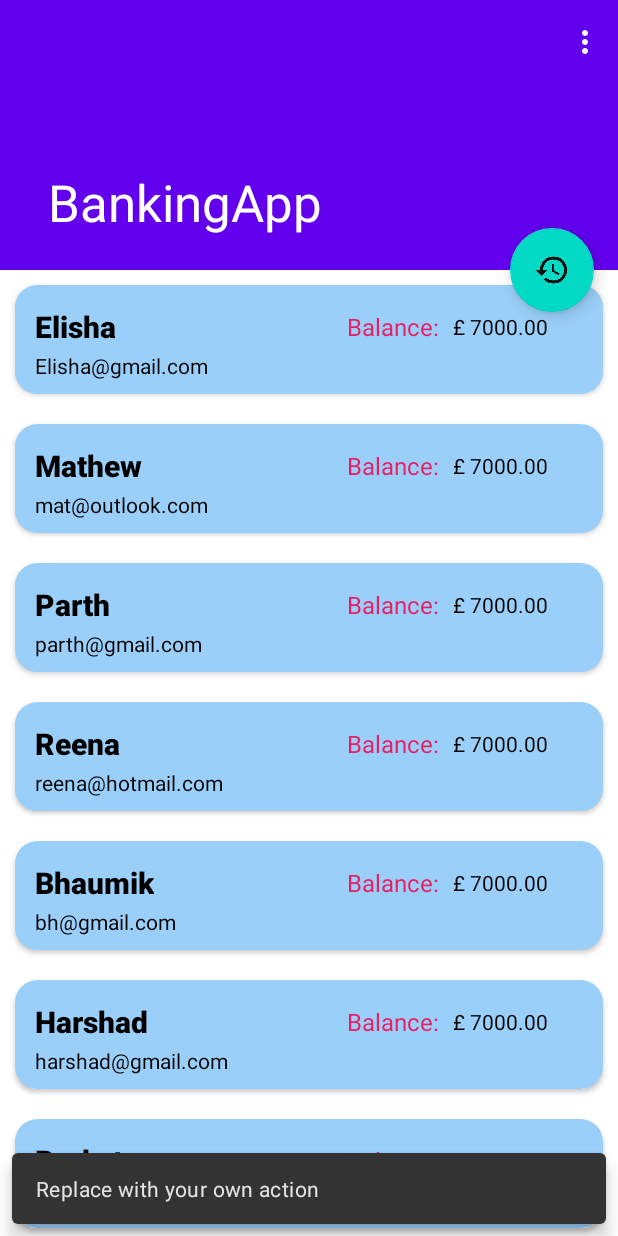
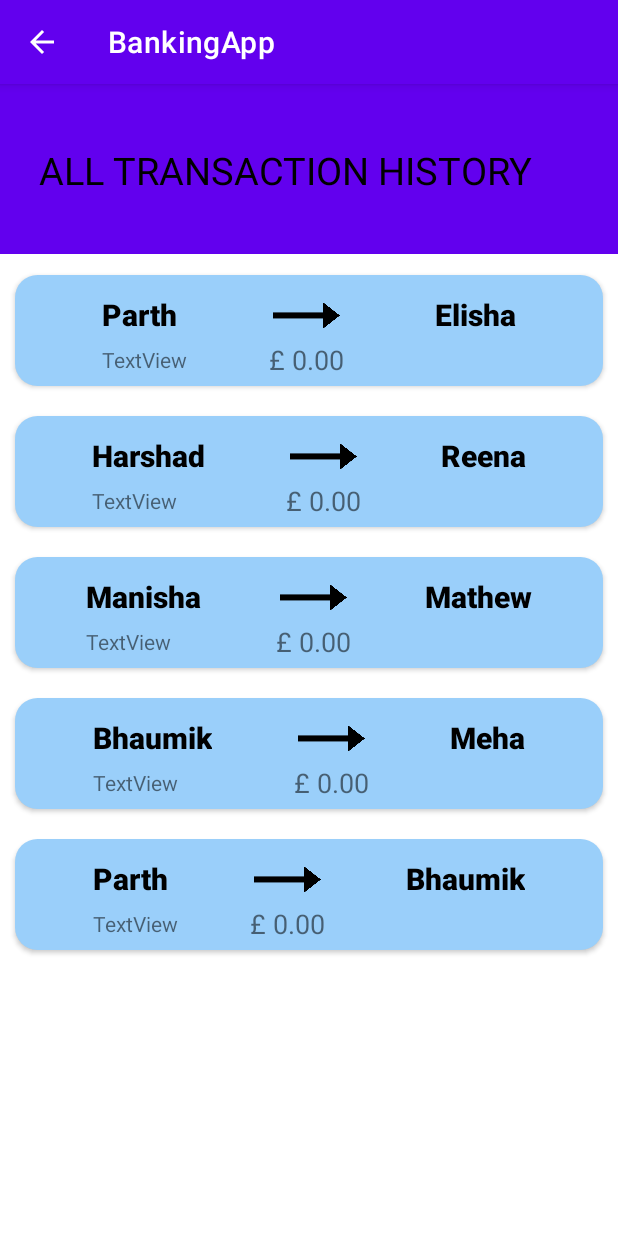
Before and after one commit to PraketChavan/Banking-App, an Android app: the screen it shows after launch (ScrollingActivity before the commit, TransactionHistory after it), after a tap on an icon or button, on a phone screen of 412 x 824 dp. Run offline under Robolectric (Android 15) with nearby library versions, the phone set to English and light mode, and no system bars.

Commit message:
Completed activity for displaying the all the transaction history. Connected the activity to the floating button in the main activity.

```diff
--- a/app/src/main/java/com/example/bankingapp/Activities/ScrollingActivity.java
+++ b/app/src/main/java/com/example/bankingapp/Activities/ScrollingActivity.java
@@ -1,8 +1,9 @@
 package com.example.bankingapp.Activities;
 
+import android.content.Intent;
 import android.os.Bundle;
 
-import com.example.bankingapp.Adapters.RecyclerViewAdapter;
+import com.example.bankingapp.Adapters.CustomerRecyclerAdapter;
 import com.example.bankingapp.Database.DatabaseHelper;
 import com.example.bankingapp.Model.CustomerModel;
 import com.example.bankingapp.R;
@@ -49,9 +50,8 @@ public class ScrollingActivity extends AppCompatActivity {
         fab.setOnClickListener(new View.OnClickListener() {
             @Override
             public void onClick(View view) {
-                Snackbar.make(view, "Replace with your own action", Snackbar.LENGTH_LONG)
-                        .setAction("Action", null).show();
-
+                Intent intent = new Intent(ScrollingActivity.this, TransactionHistory.class);
+                startActivity(intent);
             }
         });
         customerList = db.selectAllCustomer();
@@ -59,7 +59,7 @@ public class ScrollingActivity extends AppCompatActivity {
     }
 
     private void setAdapter() {
-        RecyclerViewAdapter adapter = new RecyclerViewAdapter(customerList);
+        CustomerRecyclerAdapter adapter = new CustomerRecyclerAdapter(customerList);
         RecyclerView.LayoutManager layoutManager = new LinearLayoutManager(getApplicationContext());
         recyclerView.setLayoutManager(layoutManager);
         recyclerView.setItemAnimator(new DefaultItemAnimator());
--- a/app/src/main/java/com/example/bankingapp/Activities/TransactionHistory.java
+++ b/app/src/main/java/com/example/bankingapp/Activities/TransactionHistory.java
@@ -1,14 +1,39 @@
 package com.example.bankingapp.Activities;
 
 import androidx.appcompat.app.AppCompatActivity;
+import androidx.recyclerview.widget.DefaultItemAnimator;
+import androidx.recyclerview.widget.LinearLayoutManager;
+import androidx.recyclerview.widget.RecyclerView;
+
+import com.example.bankingapp.Adapters.CustomerRecyclerAdapter;
+import com.example.bankingapp.Adapters.TransactionRecyclerAdapter;
+import com.example.bankingapp.Database.DatabaseHelper;
+import com.example.bankingapp.Model.TransactionModel;
 import com.example.bankingapp.R;
 import android.os.Bundle;
 
+import java.util.ArrayList;
+
 public class TransactionHistory extends AppCompatActivity {
+
+    RecyclerView recyclerView;
+    ArrayList<TransactionModel> transactionlist;
 
     @Override
     protected void onCreate(Bundle savedInstanceState) {
         super.onCreate(savedInstanceState);
         setContentView(R.layout.activity_transaction_history);
+        recyclerView = findViewById(R.id.transactionHistory);
+        DatabaseHelper db = new DatabaseHelper(this);
+        transactionlist = db.selectAllTransaction();
+        setAdapter();
+    }
+
+    private void setAdapter() {
+        TransactionRecyclerAdapter adapter = new TransactionRecyclerAdapter(transactionlist);
+        RecyclerView.LayoutManager layoutManager = new LinearLayoutManager(getApplicationContext());
+        recyclerView.setLayoutManager(layoutManager);
+        recyclerView.setItemAnimator(new DefaultItemAnimator());
+        recyclerView.setAdapter(adapter);
     }
 }
--- a/app/src/main/java/com/example/bankingapp/Adapters/RecyclerViewAdapter.java
+++ b/app/src/main/java/com/example/bankingapp/Adapters/CustomerRecyclerAdapter.java
@@ -14,11 +14,11 @@ import com.example.bankingapp.R;
 import java.util.ArrayList;
 import java.util.Locale;
 
-public class RecyclerViewAdapter extends RecyclerView.Adapter<RecyclerViewAdapter.MyViewHolder>{
+public class CustomerRecyclerAdapter extends RecyclerView.Adapter<CustomerRecyclerAdapter.MyViewHolder>{
 
     private ArrayList<CustomerModel> customerList;
 
-    public RecyclerViewAdapter(ArrayList<CustomerModel> customerList) {
+    public CustomerRecyclerAdapter(ArrayList<CustomerModel> customerList) {
         this.customerList = customerList;
     }
 
@@ -35,13 +35,13 @@ public class RecyclerViewAdapter extends RecyclerView.Adapter<RecyclerViewAdapte
 
     @NonNull
     @Override
-    public RecyclerViewAdapter.MyViewHolder onCreateViewHolder(@NonNull  ViewGroup parent, int viewType) {
+    public CustomerRecyclerAdapter.MyViewHolder onCreateViewHolder(@NonNull  ViewGroup parent, int viewType) {
         View view = LayoutInflater.from(parent.getContext()).inflate(R.layout.user_item, parent, false);
         return new MyViewHolder(view);
     }
 
     @Override
-    public void onBindViewHolder(@NonNull RecyclerViewAdapter.MyViewHolder holder, int position) {
+    public void onBindViewHolder(@NonNull CustomerRecyclerAdapter.MyViewHolder holder, int position) {
         CustomerModel customer = customerList.get(position);
         holder.username.setText(customer.getName());
         holder.email.setText(customer.getEmail());
--- /dev/null
+++ b/app/src/main/java/com/example/bankingapp/Adapters/TransactionRecyclerAdapter.java
@@ -0,0 +1,56 @@
+package com.example.bankingapp.Adapters;
+
+import android.view.LayoutInflater;
+import android.view.View;
+import android.view.ViewGroup;
+import android.widget.TextView;
+
+import androidx.annotation.NonNull;
+import androidx.recyclerview.widget.RecyclerView;
+
+import com.example.bankingapp.Model.TransactionModel;
+import com.example.bankingapp.R;
+
+import java.util.ArrayList;
+import java.util.Locale;
+
+public class TransactionRecyclerAdapter extends RecyclerView.Adapter<TransactionRecyclerAdapter.MyViewHolder>{
+
+    private ArrayList<TransactionModel> transactionList;
+
+    public TransactionRecyclerAdapter(ArrayList<TransactionModel> transactionList) {
+        this.transactionList = transactionList;
+    }
+
+    public class MyViewHolder extends RecyclerView.ViewHolder{
+        private TextView to, from, amount, date;
+
+        public MyViewHolder(final View itemView) {
+            super(itemView);
+            to = itemView.findViewById(R.id.transItem_to);
+            from = itemView.findViewById(R.id.transItem_from);
+            amount = itemView.findViewById(R.id.transItem_amount);
+            date = itemView.findViewById(R.id.transItem_date);
+        }
+    }
+
+    @NonNull
+    @Override
+    public TransactionRecyclerAdapter.MyViewHolder onCreateViewHolder(@NonNull ViewGroup parent, int viewType) {
+        View view = LayoutInflater.from(parent.getContext()).inflate(R.layout.transaction_item, parent, false);
+        return new TransactionRecyclerAdapter.MyViewHolder(view);
+    }
+
+    @Override
+    public void onBindViewHolder(@NonNull TransactionRecyclerAdapter.MyViewHolder holder, int position) {
+        TransactionModel transaction = transactionList.get(position);
+        holder.from.setText(transaction.getFrom());
+        holder.to.setText(transaction.getTo());
+        holder.amount.setText(String.format(Locale.getDefault(),"£ %.2f", transaction.getAmount()));
+    }
+
+    @Override
+    public int getItemCount() {
+        return transactionList.size();
+    }
+}
--- a/app/src/main/java/com/example/bankingapp/Database/DatabaseHelper.java
+++ b/app/src/main/java/com/example/bankingapp/Database/DatabaseHelper.java
@@ -126,6 +126,7 @@ public class DatabaseHelper extends SQLiteOpenHelper {
         SQLiteDatabase db = getReadableDatabase();
         String selectQuery = "SELECT * FROM " + CUSTOMER_TABLE + " WHERE " + COLUMN_CUSTOMER_ID + " = " + id + ";";
         Cursor cursor = db.rawQuery(selectQuery, null);
+        cursor.moveToFirst();
         String name = cursor.getString(1);
         String email = cursor.getString(2);
         float balance = cursor.getFloat(3);
@@ -146,6 +147,30 @@ public class DatabaseHelper extends SQLiteOpenHelper {
         return insert != -1;
     }
 
+    public ArrayList<TransactionModel> selectAllTransaction() {
+        ArrayList<TransactionModel> resultSet = new ArrayList<>();
+        SQLiteDatabase db = getReadableDatabase();
+        String selectQuery = "SELECT * FROM " + TRANSACTION_TABLE + ";";
+        Cursor cursor = db.rawQuery(selectQuery, null);
+
+        if (cursor.moveToFirst()) {
+            do {
+                int id = cursor.getInt(0);
+                String from = selectCustomer(cursor.getInt(1)).getName();
+                String to = selectCustomer(cursor.getInt(2)).getName();
+                float amount = cursor.getFloat(3);
+                resultSet.add(new TransactionModel(id, from, to , amount));
+            } while (cursor.moveToNext());
+        }
+        db.close();
+        cursor.close();
+        return resultSet;
+    }
+
+    @Deprecated
+    //need to update the add method to the cv
+    //search teh user database to get the id then isert into the transacriton
+    //database
     public boolean addNewTransaction(TransactionModel transaction){
         SQLiteDatabase db = getWritableDatabase();
         ContentValues cv = new ContentValues();
--- a/app/src/main/java/com/example/bankingapp/Model/TransactionModel.java
+++ b/app/src/main/java/com/example/bankingapp/Model/TransactionModel.java
@@ -2,15 +2,19 @@ package com.example.bankingapp.Model;
 
 public class TransactionModel {
     private int id;
-    private int from;
-    private int to;
+    private String from;
+    private String to;
     private float amount;
 
-    public TransactionModel(int id, int from, int to, float amount) {
+    public TransactionModel(int id, String from, String to, float amount) {
         this.id = id;
         this.from = from;
         this.to = to;
         this.amount = amount;
+    }
+
+    public TransactionModel() {
+
     }
 
     public int getId() {
@@ -21,19 +25,19 @@ public class TransactionModel {
         this.id = id;
     }
 
-    public int getFrom() {
+    public String getFrom() {
         return from;
     }
 
-    public void setFrom(int from) {
+    public void setFrom(String from) {
         this.from = from;
     }
 
-    public int getTo() {
+    public String getTo() {
         return to;
     }
 
-    public void setTo(int to) {
+    public void setTo(String to) {
         this.to = to;
     }
 
@@ -44,7 +48,4 @@ public class TransactionModel {
     public void setAmount(float amount) {
         this.amount = amount;
     }
-
-    public TransactionModel() {
-    }
 }
--- a/app/src/main/res/layout/activity_transaction_history.xml
+++ b/app/src/main/res/layout/activity_transaction_history.xml
@@ -32,8 +32,9 @@
     </androidx.constraintlayout.widget.ConstraintLayout>
 
     <androidx.recyclerview.widget.RecyclerView
-        android:layout_width="409dp"
-        android:layout_height="616dp"
+        android:id="@+id/transactionHistory"
+        android:layout_width="match_parent"
+        android:layout_height="wrap_content"
         android:layout_marginTop="4dp"
         app:layout_constraintEnd_toEndOf="parent"
         app:layout_constraintHorizontal_bias="1.0"
--- a/app/src/main/res/layout/transaction_item.xml
+++ b/app/src/main/res/layout/transaction_item.xml
@@ -1,6 +1,87 @@
 <?xml version="1.0" encoding="utf-8"?>
-<androidx.constraintlayout.widget.ConstraintLayout xmlns:android="http://schemas.android.com/apk/res/android"
+<androidx.cardview.widget.CardView xmlns:android="http://schemas.android.com/apk/res/android"
+    xmlns:app="http://schemas.android.com/apk/res-auto"
+    xmlns:tools="http://schemas.android.com/tools"
+    android:id="@+id/transItem"
     android:layout_width="match_parent"
-    android:layout_height="match_parent">
+    android:layout_height="wrap_content"
+    android:rotationX="0"
+    app:cardCornerRadius="15sp"
+    android:layout_marginLeft="10sp"
+    android:layout_marginTop="10sp"
+    android:layout_marginRight="10sp"
+    android:layout_marginBottom="10sp"
+    >
 
-</androidx.constraintlayout.widget.ConstraintLayout>
+    <androidx.constraintlayout.widget.ConstraintLayout
+        android:layout_width="match_parent"
+        android:layout_height="match_parent"
+        android:background="#732196F3"
+        android:paddingLeft="5sp"
+        android:paddingTop="5sp"
+        android:paddingRight="5sp"
+        android:paddingBottom="5sp">
+
+        <TextView
+            android:id="@+id/transItem_from"
+            android:layout_width="wrap_content"
+            android:layout_height="wrap_content"
+            android:layout_marginTop="10dp"
+            android:fontFamily="sans-serif-black"
+            android:includeFontPadding="false"
+            android:text="Username"
+            android:textColor="@color/black"
+            android:textSize="20sp"
+            app:layout_constraintEnd_toStartOf="@+id/transfer_arrow"
+            app:layout_constraintStart_toStartOf="parent"
+            app:layout_constraintTop_toTopOf="parent" />
+
+        <TextView
+            android:id="@+id/transItem_to"
+            android:layout_width="wrap_content"
+            android:layout_height="wrap_content"
+            android:fontFamily="sans-serif-black"
+            android:includeFontPadding="false"
+            android:text="Username"
+            android:textColor="@color/black"
+            android:textSize="20sp"
+            app:layout_constraintBottom_toBottomOf="@+id/transItem_from"
+            app:layout_constraintEnd_toEndOf="parent"
+            app:layout_constraintStart_toEndOf="@+id/transfer_arrow"
+            app:layout_constraintTop_toTopOf="@+id/transItem_from"
+            app:layout_constraintVertical_bias="1.0" />
+
+        <ImageView
+            android:id="@+id/transfer_arrow"
+            android:layout_width="66dp"
+            android:layout_height="18dp"
+            android:layout_marginStart="-5dp"
+            app:layout_constraintBottom_toBottomOf="@+id/transItem_from"
+            app:layout_constraintEnd_toStartOf="@+id/transItem_to"
+            app:layout_constraintStart_toEndOf="@+id/transItem_from"
+            app:layout_constraintTop_toTopOf="@+id/transItem_from"
+            app:srcCompat="@drawable/transfer_arrow" />
+
+        <TextView
+            android:id="@+id/transItem_amount"
+            android:layout_width="wrap_content"
+            android:layout_height="wrap_content"
+            android:layout_marginTop="5dp"
+            android:text="Amount"
+            android:textSize="18sp"
+            app:layout_constraintEnd_toEndOf="@+id/transfer_arrow"
+            app:layout_constraintStart_toStartOf="@+id/transfer_arrow"
+            app:layout_constraintTop_toBottomOf="@+id/transItem_from" />
+
+        <TextView
+            android:id="@+id/transItem_date"
+            android:layout_width="wrap_content"
+            android:layout_height="wrap_content"
+            android:text="TextView"
+            app:layout_constraintBottom_toBottomOf="parent"
+            app:layout_constraintStart_toStartOf="@+id/transItem_from"
+            app:layout_constraintTop_toTopOf="@+id/transItem_amount" />
+
+    </androidx.constraintlayout.widget.ConstraintLayout>
+
+</androidx.cardview.widget.CardView>
```
Also changed, not shown: app/src/main/AndroidManifest.xml (+6 -1 lines), app/src/main/res/drawable/transfer_arrow.png (added).
